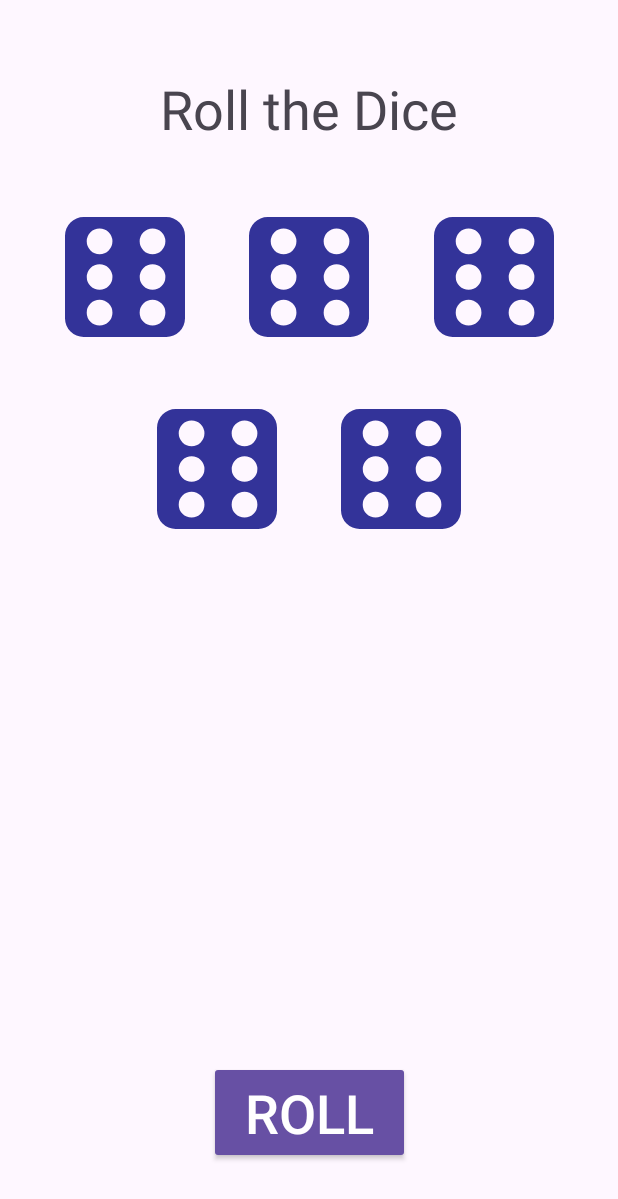
After one commit to shchursasha1/kotlin-course, an Android app: the DiceCoroutinesActivity screen opened directly, with no data from a screen before it, on a phone screen of 412 x 824 dp. The commit adds this screen. Shown: the top 1199 px of the screen. Run offline under Robolectric (Android 15) with nearby library versions, the phone set to English and light mode, and no system bars; our stand-ins replace Timber.

Commit message:
add Android homework 2.8 - Dice with Coroutines

```diff
--- a/android/android_homeworks/app/src/main/AndroidManifest.xml
+++ b/android/android_homeworks/app/src/main/AndroidManifest.xml
@@ -34,6 +34,8 @@
 
         <activity android:name=".DiceActivity" />
 
+        <activity android:name=".coroutines.DiceCoroutinesActivity" />
+
         <activity
             android:name=".DetailsActivity"
             android:exported="true">
--- a/android/android_homeworks/app/src/main/java/com/example/homework2_1/MainActivity.kt
+++ b/android/android_homeworks/app/src/main/java/com/example/homework2_1/MainActivity.kt
@@ -10,6 +10,7 @@ import androidx.activity.enableEdgeToEdge
 import androidx.appcompat.app.AppCompatActivity
 import androidx.core.view.ViewCompat
 import androidx.core.view.WindowInsetsCompat
+import com.example.homework2_1.coroutines.DiceCoroutinesActivity
 import timber.log.Timber
 
 class MainActivity : AppCompatActivity() {
@@ -78,6 +79,10 @@ class MainActivity : AppCompatActivity() {
 
         findViewById<Button>(R.id.openDiceButton).setOnClickListener {
             startActivity(Intent(this, DiceActivity::class.java))
+        }
+
+        findViewById<Button>(R.id.openDiceCoroutinesButton).setOnClickListener {
+            startActivity(Intent(this, DiceCoroutinesActivity::class.java))
         }
     }
 
--- /dev/null
+++ b/android/android_homeworks/app/src/main/java/com/example/homework2_1/coroutines/DiceCoroutinesActivity.kt
@@ -0,0 +1,54 @@
+package com.example.homework2_1.coroutines
+
+import android.os.Bundle
+import android.widget.ImageView
+import androidx.activity.enableEdgeToEdge
+import androidx.activity.viewModels
+import androidx.appcompat.app.AppCompatActivity
+import androidx.core.view.ViewCompat
+import androidx.core.view.WindowInsetsCompat
+import com.example.homework2_1.R
+import com.example.homework2_1.databinding.ActivityDiceBinding
+
+// View: same layout as the threads version, only UI here
+class DiceCoroutinesActivity : AppCompatActivity() {
+
+    private lateinit var binding: ActivityDiceBinding
+    private lateinit var imageViews: Array<ImageView>
+    private val drawables = arrayOf(
+        R.drawable.die_1, R.drawable.die_2,
+        R.drawable.die_3, R.drawable.die_4,
+        R.drawable.die_5, R.drawable.die_6
+    )
+
+    private val viewModel: DiceViewModel by viewModels()
+
+    override fun onCreate(savedInstanceState: Bundle?) {
+        super.onCreate(savedInstanceState)
+        enableEdgeToEdge()
+        binding = ActivityDiceBinding.inflate(layoutInflater)
+        setContentView(binding.root)
+        ViewCompat.setOnApplyWindowInsetsListener(binding.root) { v, insets ->
+            val systemBars = insets.getInsets(WindowInsetsCompat.Type.systemBars())
+            v.setPadding(systemBars.left, systemBars.top, systemBars.right, systemBars.bottom)
+            insets
+        }
+
+        imageViews = arrayOf(binding.die1, binding.die2, binding.die3, binding.die4, binding.die5)
+
+        viewModel.diceValues.observe(this) { values ->
+            for (i in values.indices) {
+                imageViews[i].setImageResource(drawables[values[i] - 1])
+            }
+        }
+
+        // The button stays enabled: ROLL starts, RESTART starts again
+        viewModel.buttonText.observe(this) { text ->
+            binding.rollButton.text = text
+        }
+
+        binding.rollButton.setOnClickListener {
+            viewModel.onRollClick()
+        }
+    }
+}
--- /dev/null
+++ b/android/android_homeworks/app/src/main/java/com/example/homework2_1/coroutines/DiceViewModel.kt
@@ -0,0 +1,60 @@
+package com.example.homework2_1.coroutines
+
+import androidx.lifecycle.LiveData
+import androidx.lifecycle.MutableLiveData
+import androidx.lifecycle.ViewModel
+import androidx.lifecycle.viewModelScope
+import kotlinx.coroutines.Job
+import kotlinx.coroutines.launch
+import timber.log.Timber
+
+class DiceViewModel : ViewModel() {
+
+    private val model = DiceModel()
+
+    private val _diceValues = MutableLiveData(List(DICE_COUNT) { 6 })
+    val diceValues: LiveData<List<Int>> = _diceValues
+
+    private val _isRolling = MutableLiveData(false)
+    val isRolling: LiveData<Boolean> = _isRolling
+
+    private val _buttonText = MutableLiveData("ROLL")
+    val buttonText: LiveData<String> = _buttonText
+
+    private var job: Job? = null
+
+    fun onRollClick() {
+        // RESTART: stop the current rolling and start again from the beginning
+        if (job?.isActive == true) {
+            Timber.d("RESTART: cancel current rolling")
+        }
+        job?.cancel()
+
+        // viewModelScope runs on the Main thread, so .value is safe here
+        job = viewModelScope.launch {
+            _isRolling.value = true
+            _buttonText.value = "RESTART"
+
+            val result = model.rollAll(DICE_COUNT) { index, value ->
+                val values = _diceValues.value!!.toMutableList()
+                values[index] = value
+                _diceValues.value = values
+            }
+
+            // Runs only after all 5 dice stopped (not after cancel)
+            Timber.d("All dice stopped: $result")
+            _isRolling.value = false
+            _buttonText.value = "ROLL"
+        }
+    }
+
+    // viewModelScope cancels all coroutines by itself, here we only log it
+    override fun onCleared() {
+        super.onCleared()
+        Timber.d("DiceViewModel (coroutines) onCleared")
+    }
+
+    companion object {
+        const val DICE_COUNT = 5
+    }
+}
--- a/android/android_homeworks/app/src/main/res/layout/activity_main.xml
+++ b/android/android_homeworks/app/src/main/res/layout/activity_main.xml
@@ -113,4 +113,10 @@
         android:layout_height="wrap_content"
         android:text="@string/open_dice" />
 
+    <Button
+        android:id="@+id/openDiceCoroutinesButton"
+        android:layout_width="match_parent"
+        android:layout_height="wrap_content"
+        android:text="@string/open_dice_coroutines" />
+
 </LinearLayout>
--- a/android/android_homeworks/app/src/main/res/values/strings.xml
+++ b/android/android_homeworks/app/src/main/res/values/strings.xml
@@ -13,6 +13,7 @@
     <string name="timer_start">Старт</string>
     <string name="timer_reset">Скидання</string>
     <string name="open_dice">Гральні кістки</string>
+    <string name="open_dice_coroutines">Гральні кістки (корутини)</string>
     <string name="roll_the_dice">Roll the Dice</string>
     <string name="roll">Roll!</string>
 </resources>
```
Also changed, not shown: android/android_homeworks/app/src/main/java/com/example/homework2_1/coroutines/DiceModel.kt (added, +38 -0 lines).
